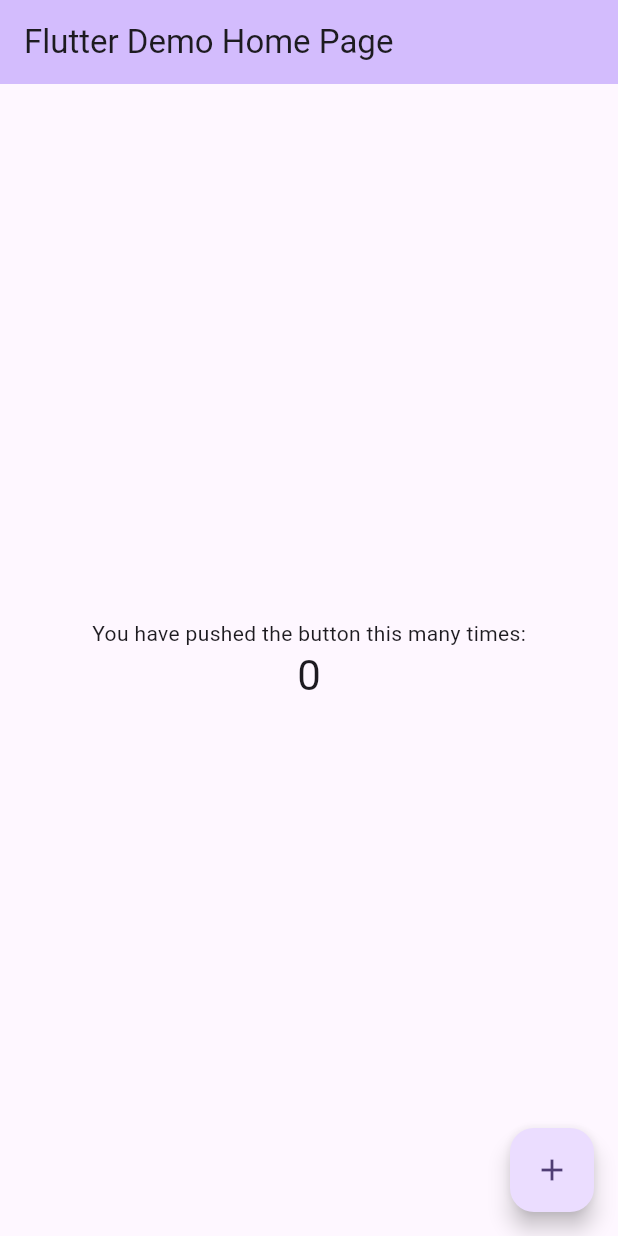
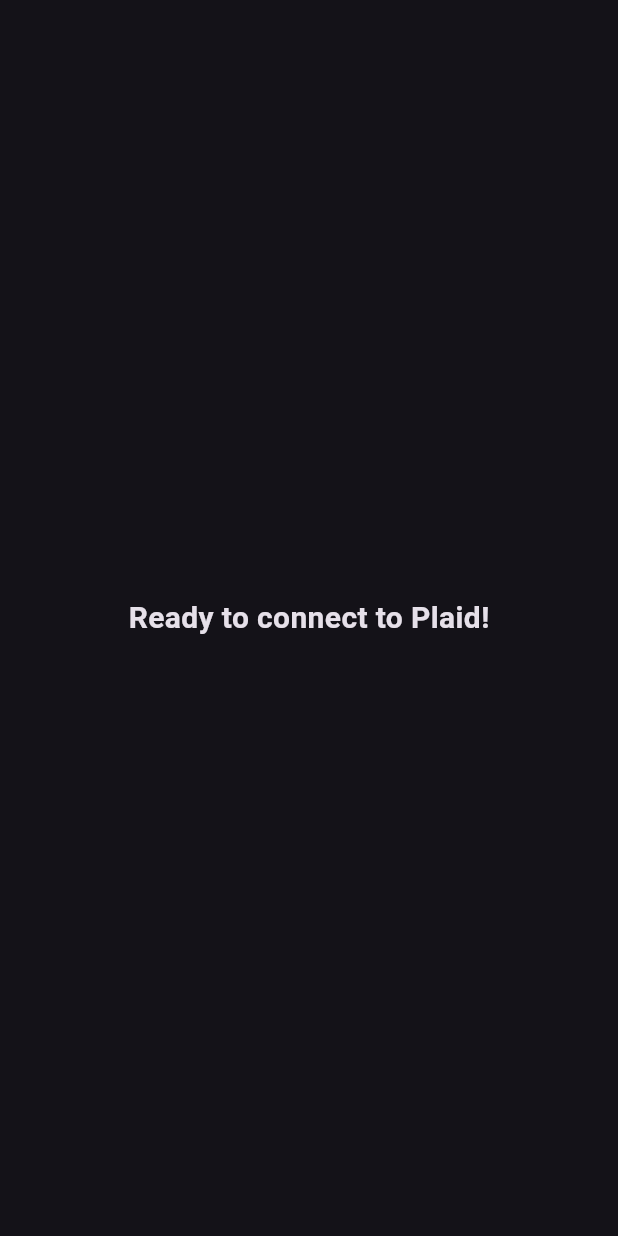
Before and after one commit to antwondang/append.io, a Flutter app: the screen it shows after launch, on a phone screen of 412 x 824 dp. Run offline on Flutter 3.47's test engine with Material 3 defaults, Android fonts, the phone set to English and light mode, and no system bars.

Commit message:
Updating code

```diff
--- a/my_dashboard/lib/main.dart
+++ b/my_dashboard/lib/main.dart
@@ -1,121 +1,27 @@
 import 'package:flutter/material.dart';
 
 void main() {
-  runApp(const MyApp());
+  runApp(const DashboardApp());
 }
 
-class MyApp extends StatelessWidget {
-  const MyApp({super.key});
+class DashboardApp extends StatelessWidget {
+  const DashboardApp({super.key});
 
-  // This widget is the root of your application.
   @override
   Widget build(BuildContext context) {
     return MaterialApp(
-      title: 'Flutter Demo',
+      title: 'Plaid Portfolio Dashboard',
       theme: ThemeData(
-        // This is the theme of your application.
-        //
-        // TRY THIS: Try running your application with "flutter run". You'll see
-        // the application has a purple toolbar. Then, without quitting the app,
-        // try changing the seedColor in the colorScheme below to Colors.green
-        // and then invoke "hot reload" (save your changes or press the "hot
-        // reload" button in a Flutter-supported IDE, or press "r" if you used
-        // the command line to start the app).
-        //
-        // Notice that the counter didn't reset back to zero; the application
-        // state is not lost during the reload. To reset the state, use hot
-        // restart instead.
-        //
-        // This works for code too, not just values: Most code changes can be
-        // tested with just a hot reload.
-        colorScheme: .fromSeed(seedColor: Colors.deepPurple),
+        brightness: Brightness.dark,
+        primaryColor: Colors.teal,
       ),
-      home: const MyHomePage(title: 'Flutter Demo Home Page'),
-    );
-  }
-}
-
-class MyHomePage extends StatefulWidget {
-  const MyHomePage({super.key, required this.title});
-
-  // This widget is the home page of your application. It is stateful, meaning
-  // that it has a State object (defined below) that contains fields that affect
-  // how it looks.
-
-  // This class is the configuration for the state. It holds the values (in this
-  // case the title) provided by the parent (in this case the App widget) and
-  // used by the build method of the State. Fields in a Widget subclass are
-  // always marked "final".
-
-  final String title;
-
-  @override
-  State<MyHomePage> createState() => _MyHomePageState();
-}
-
-class _MyHomePageState extends State<MyHomePage> {
-  int _counter = 0;
-
-  void _incrementCounter() {
-    setState(() {
-      // This call to setState tells the Flutter framework that something has
-      // changed in this State, which causes it to rerun the build method below
-      // so that the display can reflect the updated values. If we changed
-      // _counter without calling setState(), then the build method would not be
-      // called again, and so nothing would appear to happen.
-      _counter++;
-    });
-  }
-
-  @override
-  Widget build(BuildContext context) {
-    // This method is rerun every time setState is called, for instance as done
-    // by the _incrementCounter method above.
-    //
-    // The Flutter framework has been optimized to make rerunning build methods
-    // fast, so that you can just rebuild anything that needs updating rather
-    // than having to individually change instances of widgets.
-    return Scaffold(
-      appBar: AppBar(
-        // TRY THIS: Try changing the color here to a specific color (to
-        // Colors.amber, perhaps?) and trigger a hot reload to see the AppBar
-        // change color while the other colors stay the same.
-        backgroundColor: Theme.of(context).colorScheme.inversePrimary,
-        // Here we take the value from the MyHomePage object that was created by
-        // the App.build method, and use it to set our appbar title.
-        title: Text(widget.title),
-      ),
-      body: Center(
-        // Center is a layout widget. It takes a single child and positions it
-        // in the middle of the parent.
-        child: Column(
-          // Column is also a layout widget. It takes a list of children and
-          // arranges them vertically. By default, it sizes itself to fit its
-          // children horizontally, and tries to be as tall as its parent.
-          //
-          // Column has various properties to control how it sizes itself and
-          // how it positions its children. Here we use mainAxisAlignment to
-          // center the children vertically; the main axis here is the vertical
-          // axis because Columns are vertical (the cross axis would be
-          // horizontal).
-          //
-          // TRY THIS: Invoke "debug painting" (choose the "Toggle Debug Paint"
-          // action in the IDE, or press "p" in the console), to see the
-          // wireframe for each widget.
-          mainAxisAlignment: .center,
-          children: [
-            const Text('You have pushed the button this many times:'),
-            Text(
-              '$_counter',
-              style: Theme.of(context).textTheme.headlineMedium,
-            ),
-          ],
+      home: const Scaffold(
+        body: Center(
+          child: Text(
+            "Ready to connect to Plaid!",
+            style: TextStyle(fontSize: 20, fontWeight: FontWeight.bold),
+          ),
         ),
-      ),
-      floatingActionButton: FloatingActionButton(
-        onPressed: _incrementCounter,
-        tooltip: 'Increment',
-        child: const Icon(Icons.add),
       ),
     );
   }
```
